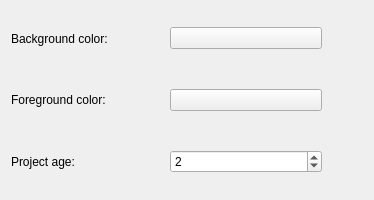
Above: src/templates/C++/kde-frameworks5/src/settingsBase.ui from KDE/kapptemplate before the change. Below: the same form after it.
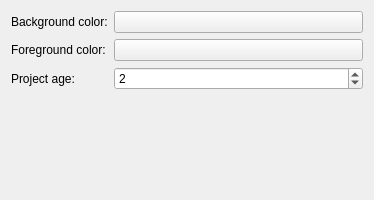
That is the form after the change. Custom widgets are drawn as their Qt base class.

```diff
--- a/src/templates/C++/kde-frameworks5/src/settingsBase.ui
+++ b/src/templates/C++/kde-frameworks5/src/settingsBase.ui
@@ -10,15 +10,12 @@
     <height>200</height>
    </rect>
   </property>
-  <layout class="QGridLayout">
+  <layout class="QFormLayout">
    <item row="0" column="0">
     <widget class="QLabel" name="backgroundLabel">
      <property name="text">
       <string>Background color:</string>
      </property>
-     <property name="wordWrap">
-      <bool>false</bool>
-     </property>
     </widget>
    </item>
    <item row="0" column="1">
@@ -37,24 +34,11 @@
      </property>
     </widget>
    </item>
-   <item row="2" column="0">
-    <widget class="QLabel" name="projectLabel">
-     <property name="text">
-      <string>Project age:</string>
-     </property>
-     <property name="wordWrap">
-      <bool>false</bool>
-     </property>
-    </widget>
-   </item>
    <item row="1" column="0">
     <widget class="QLabel" name="foregroundLabel">
      <property name="text">
       <string>Foreground color:</string>
      </property>
-     <property name="wordWrap">
-      <bool>false</bool>
-     </property>
     </widget>
    </item>
    <item row="1" column="1">
@@ -73,37 +57,12 @@
      </property>
     </widget>
    </item>
-   <item row="0" column="2">
-    <spacer>
-     <property name="orientation">
-      <enum>Qt::Vertical</enum>
+   <item row="2" column="0">
+    <widget class="QLabel" name="projectLabel">
+     <property name="text">
+      <string>Project age:</string>
      </property>
-     <property name="sizeType">
-      <enum>QSizePolicy::Expanding</enum>
-     </property>
-     <property name="sizeHint" stdset="0">
-      <size>
-       <width>41</width>
-       <height>20</height>
-      </size>
-     </property>
-    </spacer>
-   </item>
-   <item row="1" column="2">
-    <spacer>
-     <property name="orientation">
-      <enum>Qt::Vertical</enum>
-     </property>
-     <property name="sizeType">
-      <enum>QSizePolicy::Expanding</enum>
-     </property>
-     <property name="sizeHint" stdset="0">
-      <size>
-       <width>41</width>
-       <height>20</height>
-      </size>
-     </property>
-    </spacer>
+    </widget>
    </item>
    <item row="2" column="1">
     <widget class="QSpinBox" name="kcfg_val_time">
@@ -121,22 +80,6 @@
      </property>
     </widget>
    </item>
-   <item row="2" column="2">
-    <spacer>
-     <property name="orientation">
-      <enum>Qt::Vertical</enum>
-     </property>
-     <property name="sizeType">
-      <enum>QSizePolicy::Expanding</enum>
-     </property>
-     <property name="sizeHint" stdset="0">
-      <size>
-       <width>41</width>
-       <height>20</height>
-      </size>
-     </property>
-    </spacer>
-   </item>
   </layout>
  </widget>
  <customwidgets>
```
Left out of the diff: 9 changed lines with no effect on the pictures.
